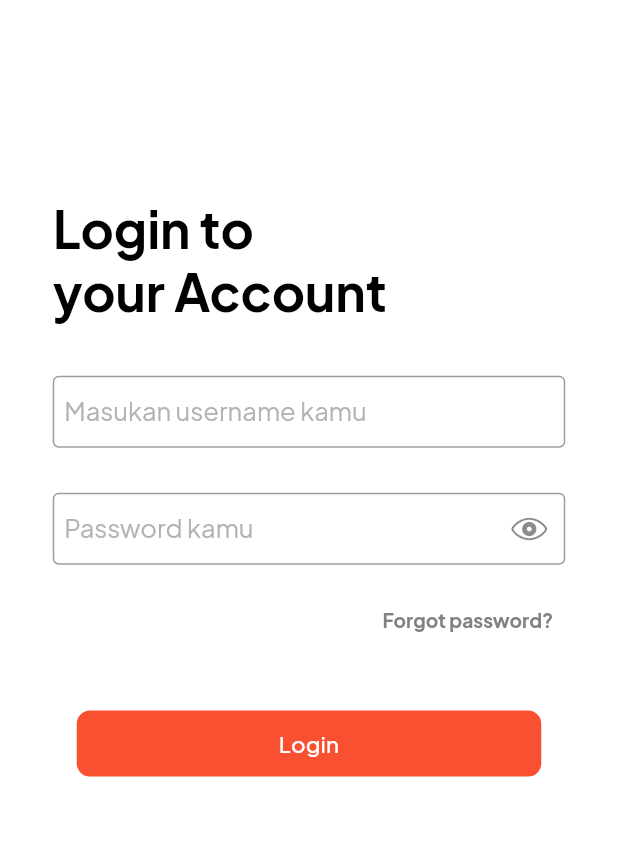
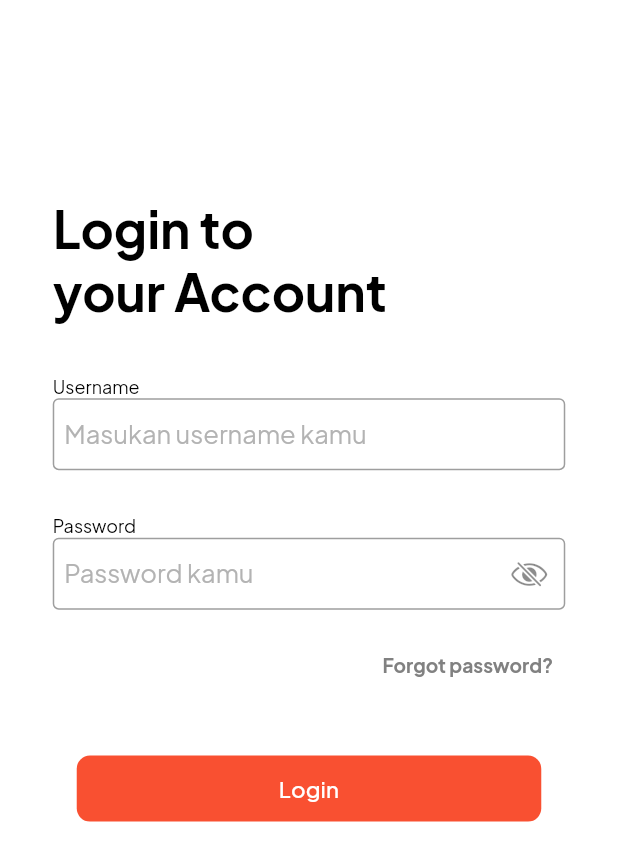
Before and after one commit to dhimsky/App-Admin-Komerce, a Flutter app: the screen it shows after launch, on a phone screen of 412 x 824 dp. Shown: the top 861 px of the screen. Run offline on Flutter 3.47's test engine with Material 2 defaults, Android fonts, the phone set to English and light mode, and no system bars; our stand-ins replace google_fonts.

Commit message:
revisi kondisi login
rev 1

```diff
--- a/lib/ui/pages/login_page.dart
+++ b/lib/ui/pages/login_page.dart
@@ -66,12 +66,23 @@ class _LoginState extends State<Login> {
                               crossAxisAlignment: CrossAxisAlignment.center,
                               children: [
                                 Container(
-                                  child: Positioned(
-                                    left: 0 * fem,
-                                    top: 8 * fem,
-                                    child: TextFormField(
+                                  child: Column(
+                                    crossAxisAlignment:
+                                        CrossAxisAlignment.start,
+                                    children: [
+                                      Text(
+                                        'Username',
+                                        style: TextStyle(
+                                          fontSize: 12,
+                                          fontWeight: FontWeight.w400,
+                                          color: Color(0xff000000),
+                                        ),
+                                      ),
+                                      SizedBox(height: 0),
+                                      TextFormField(
                                         decoration: InputDecoration(
-                                        contentPadding: EdgeInsets.all(7 * fem),
+                                          contentPadding:
+                                              EdgeInsets.all(7 * fem),
                                           hintText: 'Masukan username kamu',
                                           hintStyle: SafeGoogleFont(
                                             'Plus Jakarta Sans',
@@ -94,14 +105,32 @@ class _LoginState extends State<Login> {
                                           });
                                         },
                                       ),
+                                    ],
                                   ),
                                 ),
                                 Container(
                                   padding: EdgeInsets.fromLTRB(0, 30, 0, 0),
-                                  child: TextFormField(
+                                  child: Column(
+                                    crossAxisAlignment:
+                                        CrossAxisAlignment.start,
+                                    children: [
+                                      Text(
+                                        'Password', // Teks yang ingin ditampilkan di atas kotak teks
+                                        style: TextStyle(
+                                          fontSize:
+                                              12, // Sesuaikan dengan ukuran font yang Anda inginkan
+                                          fontWeight: FontWeight.w400,
+                                          color: Color(0xff000000),
+                                        ),
+                                      ),
+                                      SizedBox(
+                                          height:
+                                              0), // Jarak antara teks "Password" dan kotak teks
+                                      TextFormField(
                                         obscureText: !_isPasswordVisible,
                                         decoration: InputDecoration(
-                                      contentPadding: EdgeInsets.all(7 * fem),
+                                          contentPadding:
+                                              EdgeInsets.all(7 * fem),
                                           hintText: 'Password kamu',
                                           hintStyle: SafeGoogleFont(
                                             'Plus Jakarta Sans',
@@ -123,8 +152,8 @@ class _LoginState extends State<Login> {
                                               height: 24 * fem,
                                               child: Icon(
                                                 _isPasswordVisible
-                                                ? CupertinoIcons.eye_slash
-                                                : CupertinoIcons.eye,
+                                                    ? CupertinoIcons.eye
+                                                    : CupertinoIcons.eye_slash,
                                               ),
                                             ),
                                           ),
@@ -136,6 +165,9 @@ class _LoginState extends State<Login> {
                                           if (value.length < 8) {
                                             return 'Password minimal 8 karakter';
                                           }
+                                          if (value.contains(' ')) {
+                                            return 'Password tidak boleh mengandung spasi';
+                                          }
                                           return null;
                                         },
                                         onChanged: (value) {
@@ -144,7 +176,9 @@ class _LoginState extends State<Login> {
                                           });
                                         },
                                       ),
+                                    ],
                                   ),
+                                )
                               ],
                             ),
                           ),
```
Also changed, not shown: lib/ui/widgets/custom_buttom_navigation_item.dart (added), 1 other file. Lines whose indentation alone changed are shown as unchanged.
